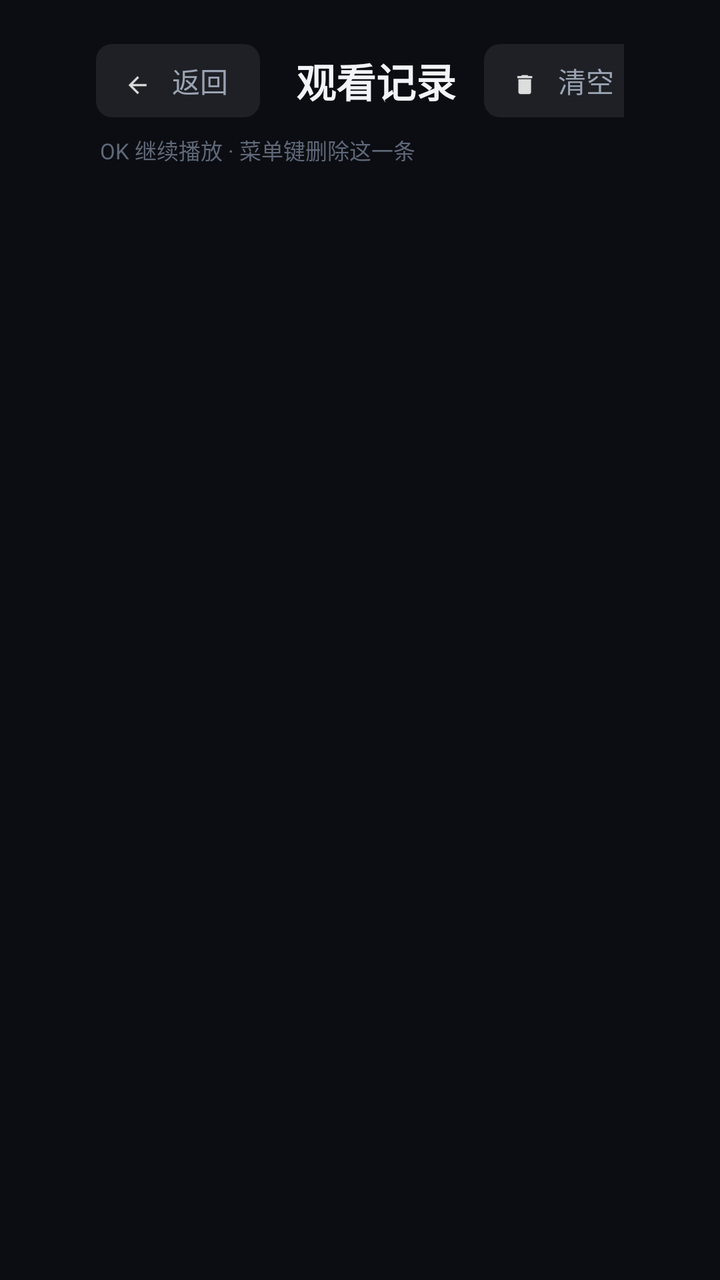
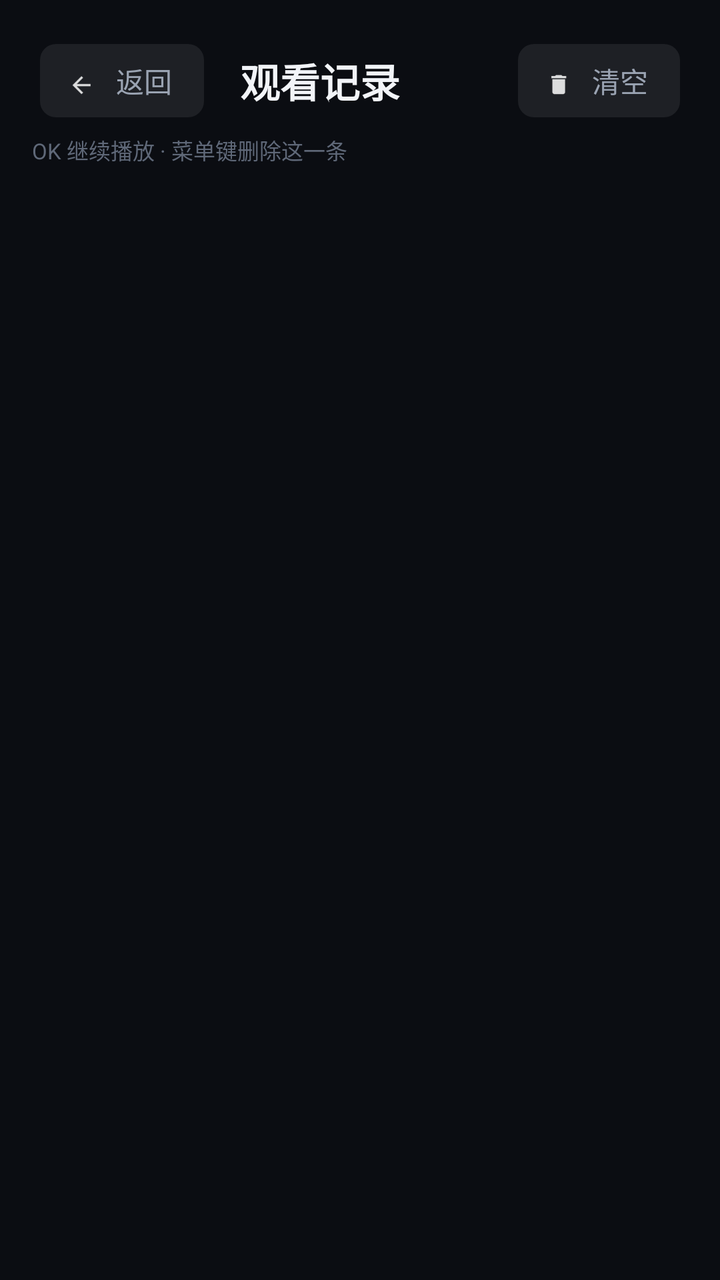

Screens rendered from an Android XML layout before and after an edit, with the pre-edit source and the edit as a unified diff.
<!-- AndroidManifest.xml: application theme AppTheme -->
<!-- res/layout/activity_history.xml -->
<?xml version="1.0" encoding="utf-8"?>
<RelativeLayout xmlns:android="http://schemas.android.com/apk/res/android"
    android:layout_width="match_parent"
    android:layout_height="match_parent"
    android:background="@color/bg">

    
    <LinearLayout
        android:id="@+id/topbar"
        android:layout_width="match_parent"
        android:layout_height="wrap_content"
        android:orientation="horizontal"
        android:gravity="center_vertical"
        android:paddingLeft="48dp"
        android:paddingRight="48dp"
        android:paddingTop="22dp"
        android:paddingBottom="6dp">

        <include
            android:id="@+id/btn_back"
            layout="@layout/part_back" />

        <TextView
            android:layout_width="wrap_content"
            android:layout_height="wrap_content"
            android:layout_marginLeft="18dp"
            android:text="@string/history"
            android:textColor="@color/text_primary"
            android:textSize="20sp"
            android:textStyle="bold" />

        <View
            android:layout_width="0dp"
            android:layout_height="1dp"
            android:layout_weight="1" />

        <TextView
            android:id="@+id/tv_count"
            android:layout_width="wrap_content"
            android:layout_height="wrap_content"
            android:layout_marginRight="14dp"
            android:textColor="@color/text_dim"
            android:textSize="12sp" />

        <LinearLayout
            android:id="@+id/btn_clear"
            android:layout_width="wrap_content"
            android:layout_height="wrap_content"
            android:orientation="horizontal"
            android:gravity="center_vertical"
            android:focusable="true"
            android:background="@drawable/bg_tab"
            android:paddingLeft="14dp"
            android:paddingRight="16dp"
            android:paddingTop="8dp"
            android:paddingBottom="8dp">

            <ImageView
                android:layout_width="17dp"
                android:layout_height="17dp"
                android:src="@drawable/ic_ui_delete"
                android:alpha="0.85"
                android:contentDescription="@null" />

            <TextView
                android:layout_width="wrap_content"
                android:layout_height="wrap_content"
                android:layout_marginLeft="6dp"
                android:text="@string/history_clear"
                android:textColor="@color/text_secondary"
                android:textSize="14sp" />
        </LinearLayout>
    </LinearLayout>

    <TextView
        android:id="@+id/hint"
        android:layout_width="match_parent"
        android:layout_height="wrap_content"
        android:layout_below="@id/topbar"
        android:paddingLeft="50dp"
        android:paddingTop="2dp"
        android:paddingBottom="8dp"
        android:text="@string/history_hint"
        android:textColor="@color/text_dim"
        android:textSize="11sp" />

    <GridView
        android:id="@+id/rgrid"
        android:layout_width="match_parent"
        android:layout_height="match_parent"
        android:layout_below="@id/hint"
        android:layout_alignParentBottom="true"
        android:numColumns="3"
        android:horizontalSpacing="14dp"
        android:verticalSpacing="12dp"
        android:paddingLeft="48dp"
        android:paddingRight="48dp"
        android:paddingTop="6dp"
        android:paddingBottom="32dp"
        android:clipChildren="false"
        android:clipToPadding="false"
        android:listSelector="@android:color/transparent"
        android:scrollbars="none" />

    <TextView
        android:id="@+id/empty"
        android:layout_width="wrap_content"
        android:layout_height="wrap_content"
        android:layout_centerInParent="true"
        android:gravity="center"
        android:lineSpacingExtra="6dp"
        android:text="@string/history_empty"
        android:textColor="@color/text_secondary"
        android:textSize="15sp"
        android:visibility="gone" />
</RelativeLayout>
<!-- res/layout/part_back.xml (included above) -->
<?xml version="1.0" encoding="utf-8"?>
<LinearLayout xmlns:android="http://schemas.android.com/apk/res/android"
    android:layout_width="wrap_content"
    android:layout_height="wrap_content"
    android:orientation="horizontal"
    android:gravity="center_vertical"
    android:focusable="true"
    android:background="@drawable/bg_tab"
    android:paddingLeft="14dp"
    android:paddingRight="16dp"
    android:paddingTop="8dp"
    android:paddingBottom="8dp">

    <ImageView
        android:layout_width="18dp"
        android:layout_height="18dp"
        android:src="@drawable/ic_ui_back"
        android:alpha="0.85"
        android:contentDescription="@null" />

    <TextView
        android:id="@+id/back_label"
        android:layout_width="wrap_content"
        android:layout_height="wrap_content"
        android:layout_marginLeft="6dp"
        android:text="@string/back"
        android:textColor="@color/text_secondary"
        android:textSize="14sp" />
</LinearLayout>
<!-- resources referenced by this layout -->
<resources>
  <color name="bg">#FF0B0D12</color>
  <color name="text_dim">#FF5F6878</color>
  <color name="text_primary">#FFF2F4F8</color>
  <color name="text_secondary">#FF9AA3B2</color>
  <!-- drawable bg_tab (drawable) -->
  <?xml version="1.0" encoding="utf-8"?>
  <selector xmlns:android="http://schemas.android.com/apk/res/android">
      <item android:state_focused="true">
          <shape android:shape="rectangle">
              <solid android:color="#33FF4D6A" />
              <corners android:radius="8dp" />
              <stroke android:width="2dp" android:color="@color/accent" />
          </shape>
      </item>
      <item android:state_selected="true">
          <shape android:shape="rectangle">
              <solid android:color="#E6FF4D6A" />
              <corners android:radius="8dp" />
          </shape>
      </item>
      <item>
          <shape android:shape="rectangle">
              <solid android:color="#14FFFFFF" />
              <corners android:radius="8dp" />
          </shape>
      </item>
  </selector>
  <!-- drawable ic_ui_back: png bitmap (drawable-hdpi, 326 bytes) -->
  <!-- drawable ic_ui_delete: png bitmap (drawable-hdpi, 383 bytes) -->
  <string name="back">返回</string>
  <string name="history">观看记录</string>
  <string name="history_clear">清空</string>
  <string name="history_empty">还没有播放记录\n看过的片会自动出现在这里</string>
  <string name="history_hint">OK 继续播放 · 菜单键删除这一条</string>
  <style name="AppTheme" parent="@android:style/Theme.Holo.NoActionBar">
          <item name="android:windowBackground">@color/bg</item>
          <item name="android:windowNoTitle">true</item>
      </style>
  <color name="accent">#FFFF4D6A</color>
</resources>

<!-- the commit's change to res/layout/activity_history.xml (unified diff, before → after) -->
@@ -11,8 +11,8 @@
         android:layout_height="wrap_content"
         android:orientation="horizontal"
         android:gravity="center_vertical"
-        android:paddingLeft="48dp"
-        android:paddingRight="48dp"
+        android:paddingLeft="@dimen/topbar_pad_h"
+        android:paddingRight="@dimen/topbar_pad_h"
         android:paddingTop="22dp"
         android:paddingBottom="6dp">
 
@@ -77,7 +77,7 @@
         android:layout_width="match_parent"
         android:layout_height="wrap_content"
         android:layout_below="@id/topbar"
-        android:paddingLeft="50dp"
+        android:paddingLeft="@dimen/content_pad_h"
         android:paddingTop="2dp"
         android:paddingBottom="8dp"
         android:text="@string/history_hint"
@@ -93,8 +93,8 @@
         android:numColumns="3"
         android:horizontalSpacing="14dp"
         android:verticalSpacing="12dp"
-        android:paddingLeft="48dp"
-        android:paddingRight="48dp"
+        android:paddingLeft="@dimen/topbar_pad_h"
+        android:paddingRight="@dimen/topbar_pad_h"
         android:paddingTop="6dp"
         android:paddingBottom="32dp"
         android:clipChildren="false"
<!-- resource entries referenced after the edit -->
@@ -4,6 +4,8 @@
   <color name="text_dim">#FF5F6878</color>
   <color name="text_primary">#FFF2F4F8</color>
   <color name="text_secondary">#FF9AA3B2</color>
+  <dimen name="content_pad_h">16dp</dimen>
+  <dimen name="topbar_pad_h">20dp</dimen>
   <!-- drawable bg_tab (drawable) -->
   <?xml version="1.0" encoding="utf-8"?>
   <selector xmlns:android="http://schemas.android.com/apk/res/android">
